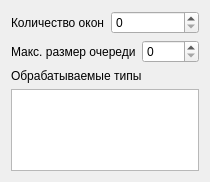
LoaDeadd81/BMSTU-VKR, file src/windows.ui: the form before one commit.
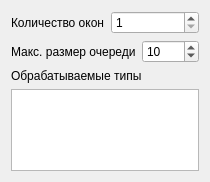
The form after the commit.

The edit to the form file:
```diff
--- a/src/windows.ui
+++ b/src/windows.ui
@@ -24,7 +24,14 @@
       </widget>
      </item>
      <item>
-      <widget class="QSpinBox" name="spinBox"/>
+      <widget class="QSpinBox" name="winNumSB">
+       <property name="minimum">
+        <number>1</number>
+       </property>
+       <property name="value">
+        <number>1</number>
+       </property>
+      </widget>
      </item>
     </layout>
    </item>
@@ -38,7 +45,14 @@
       </widget>
      </item>
      <item>
-      <widget class="QSpinBox" name="spinBox_2"/>
+      <widget class="QSpinBox" name="maxQSB">
+       <property name="minimum">
+        <number>1</number>
+       </property>
+       <property name="value">
+        <number>10</number>
+       </property>
+      </widget>
      </item>
     </layout>
    </item>
```
Left out of the diff: 6 changed lines with no effect on the pictures.
